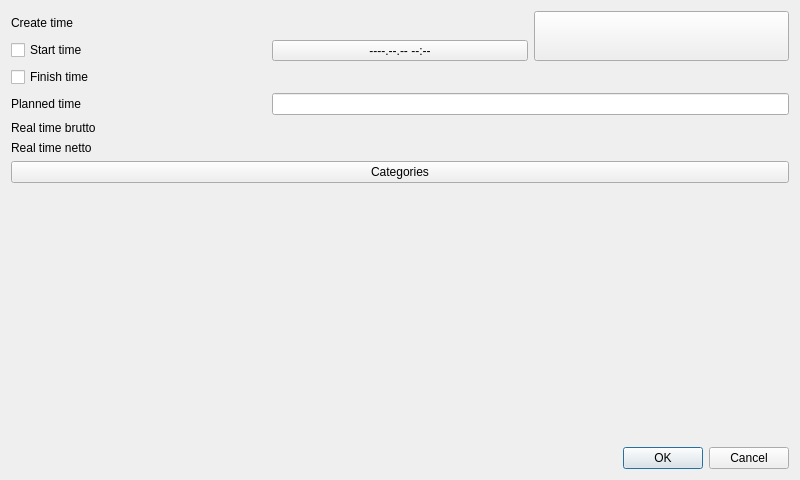
The window that src/TabletDlgTask.ui (ya-breeze/TM) describes before a commit, drawn with Qt 5.
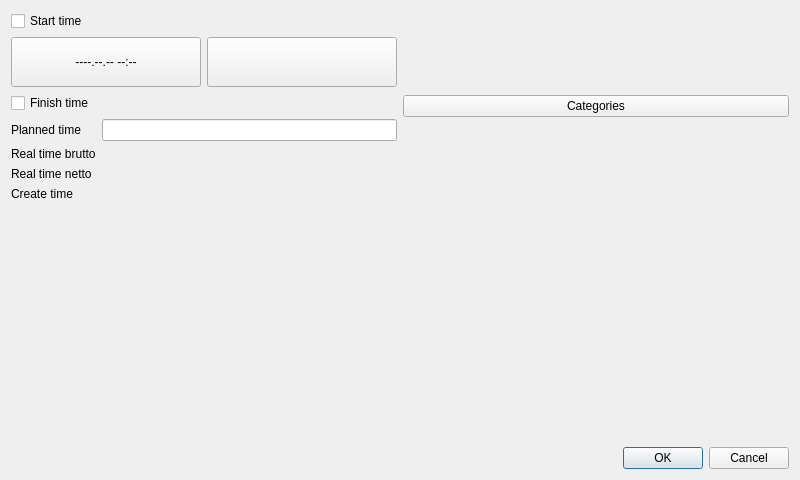
The same window after the commit.

Commit message: Пробую

```diff
--- a/src/TabletDlgTask.ui
+++ b/src/TabletDlgTask.ui
@@ -13,78 +13,91 @@
   <property name="windowTitle">
    <string>Dialog</string>
   </property>
+  <layout class="QVBoxLayout" name="verticalLayout_2">
+   <item>
+    <layout class="QHBoxLayout" name="horizontalLayout_2">
+     <item>
   <layout class="QVBoxLayout" name="verticalLayout">
    <item>
-    <layout class="QGridLayout" name="gridLayout">
-     <item row="0" column="0">
-      <widget class="QLabel" name="label_12">
-       <property name="text">
-        <string>Create time</string>
-       </property>
-      </widget>
-     </item>
-     <item row="0" column="1">
-      <widget class="QLabel" name="lblCreateTime">
-       <property name="text">
-        <string>&lt;no available&gt;</string>
-       </property>
-      </widget>
-     </item>
-     <item row="0" column="2" rowspan="2">
-      <widget class="QToolButton" name="btnChangeStartTime">
-       <property name="sizePolicy">
-        <sizepolicy hsizetype="Preferred" vsizetype="Preferred">
-         <horstretch>0</horstretch>
-         <verstretch>0</verstretch>
-        </sizepolicy>
-       </property>
-       <property name="minimumSize">
-        <size>
-         <width>50</width>
-         <height>50</height>
-        </size>
-       </property>
-      </widget>
-     </item>
-     <item row="1" column="0">
       <widget class="QCheckBox" name="cbStartedTime">
        <property name="text">
         <string>Start time</string>
        </property>
       </widget>
      </item>
-     <item row="2" column="0">
+       <item>
+        <layout class="QHBoxLayout" name="horizontalLayout">
+         <item>
+          <widget class="QToolButton" name="btnStartTime">
+           <property name="sizePolicy">
+            <sizepolicy hsizetype="Preferred" vsizetype="Preferred">
+             <horstretch>0</horstretch>
+             <verstretch>0</verstretch>
+            </sizepolicy>
+           </property>
+           <property name="minimumSize">
+            <size>
+             <width>0</width>
+             <height>50</height>
+            </size>
+           </property>
+           <property name="text">
+            <string>----.--.-- --:--</string>
+           </property>
+          </widget>
+         </item>
+         <item>
+          <widget class="QToolButton" name="btnChangeStartTime">
+           <property name="sizePolicy">
+            <sizepolicy hsizetype="Preferred" vsizetype="Preferred">
+             <horstretch>0</horstretch>
+             <verstretch>0</verstretch>
+            </sizepolicy>
+           </property>
+           <property name="minimumSize">
+            <size>
+             <width>50</width>
+             <height>50</height>
+            </size>
+           </property>
+          </widget>
+         </item>
+        </layout>
+       </item>
+       <item>
+        <layout class="QGridLayout" name="gridLayout">
+         <item row="0" column="0">
       <widget class="QCheckBox" name="cbFinishTime">
        <property name="text">
         <string>Finish time</string>
        </property>
       </widget>
      </item>
-     <item row="2" column="1" colspan="2">
+         <item row="0" column="1">
       <widget class="QLabel" name="lblFinishTime">
        <property name="text">
         <string>&lt;not yet finished&gt;</string>
        </property>
       </widget>
      </item>
-     <item row="3" column="0">
+         <item row="1" column="0">
       <widget class="QLabel" name="label_7">
        <property name="text">
         <string>Planned time</string>
        </property>
       </widget>
      </item>
-     <item row="3" column="1" colspan="2">
+         <item row="1" column="1">
       <widget class="QLineEdit" name="lePlannedTime"/>
      </item>
-     <item row="4" column="0">
+         <item row="2" column="0">
       <widget class="QLabel" name="label_8">
        <property name="text">
         <string>Real time brutto</string>
        </property>
       </widget>
      </item>
-     <item row="4" column="1" colspan="2">
+         <item row="2" column="1">
       <widget class="QLabel" name="lblRealTimeBrutto">
        <property name="autoFillBackground">
         <bool>false</bool>
@@ -97,41 +110,52 @@
        </property>
       </widget>
      </item>
-     <item row="5" column="0">
+         <item row="3" column="0">
       <widget class="QLabel" name="label_10">
        <property name="text">
         <string>Real time netto</string>
        </property>
       </widget>
      </item>
-     <item row="5" column="1" colspan="2">
+         <item row="3" column="1">
       <widget class="QLabel" name="lblRealTimeNetto">
        <property name="text">
         <string>&lt;no available&gt;</string>
        </property>
       </widget>
      </item>
-     <item row="1" column="1">
-      <widget class="QToolButton" name="btnStartTime">
-       <property name="sizePolicy">
-        <sizepolicy hsizetype="Preferred" vsizetype="Preferred">
-         <horstretch>0</horstretch>
-         <verstretch>0</verstretch>
-        </sizepolicy>
-       </property>
+         <item row="4" column="0">
+          <widget class="QLabel" name="label_12">
+           <property name="text">
+            <string>Create time</string>
+           </property>
+          </widget>
+         </item>
+         <item row="4" column="1">
+          <widget class="QLabel" name="lblCreateTime">
        <property name="text">
-        <string>----.--.-- --:--</string>
-       </property>
-      </widget>
+            <string>&lt;no available&gt;</string>
+           </property>
+          </widget>
+         </item>
+        </layout>
      </item>
     </layout>
    </item>
    <item>
     <widget class="QPushButton" name="btnCategories">
+       <property name="sizePolicy">
+        <sizepolicy hsizetype="Expanding" vsizetype="Fixed">
+         <horstretch>0</horstretch>
+         <verstretch>0</verstretch>
+        </sizepolicy>
+       </property>
      <property name="text">
       <string>Categories</string>
      </property>
     </widget>
+     </item>
+    </layout>
    </item>
    <item>
     <spacer name="verticalSpacer">
```
Lines whose indentation alone changed are shown as unchanged.
